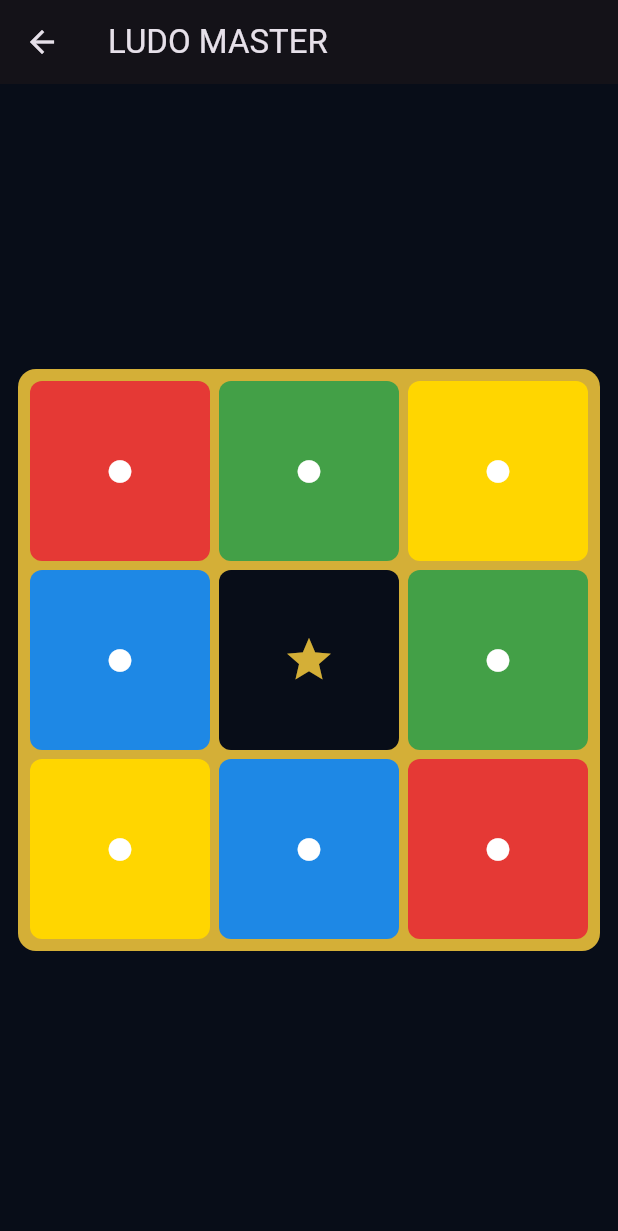
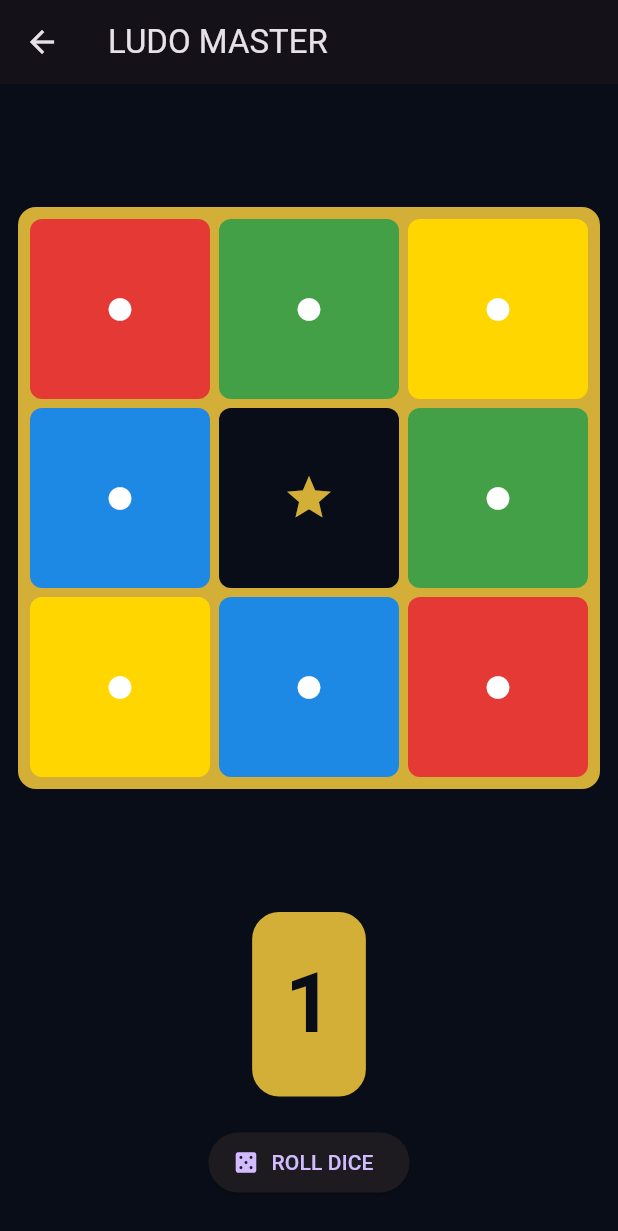
Before and after one commit to fa5356461-pixel/Ludo_master, a Flutter app: the GameScreen screen opened directly, on a phone screen of 412 x 824 dp. Shown: the top 1231 px of the screen. Run offline on Flutter 3.47's test engine with Material 3 defaults, Android fonts, the phone set to English and light mode, and no system bars.

Commit message:
Update main.dart

```diff
--- a/lib/main.dart
+++ b/lib/main.dart
@@ -1,6 +1,7 @@
 
 import 'package:flutter/material.dart';
 import 'ludo_board.dart';
+import 'dice_widget.dart';
 
 void main() {
   runApp(const LudoMaster());
@@ -31,7 +32,11 @@ class HomeScreen extends StatelessWidget {
         child: Column(
           mainAxisAlignment: MainAxisAlignment.center,
           children: [
-            const Icon(Icons.casino, size: 80, color: Color(0xFFD4AF37)),
+            const Icon(
+              Icons.casino,
+              size: 80,
+              color: Color(0xFFD4AF37),
+            ),
             const SizedBox(height: 20),
             const Text(
               'LUDO MASTER',
@@ -67,11 +72,25 @@ class GameScreen extends StatelessWidget {
   Widget build(BuildContext context) {
     return Scaffold(
       backgroundColor: const Color(0xFF080D18),
-      appBar: AppBar(title: const Text('LUDO MASTER')),
-      body: Center(
-        child: Padding(
-          padding: const EdgeInsets.all(12),
-          child: const LudoBoard(),
+      appBar: AppBar(
+        title: const Text('LUDO MASTER'),
+      ),
+      body: SafeArea(
+        child: Column(
+          children: [
+            Expanded(
+              child: Center(
+                child: Padding(
+                  padding: const EdgeInsets.all(12),
+                  child: const LudoBoard(),
+                ),
+              ),
+            ),
+            const Padding(
+              padding: EdgeInsets.only(bottom: 25),
+              child: DiceWidget(),
+            ),
+          ],
         ),
       ),
     );
```
